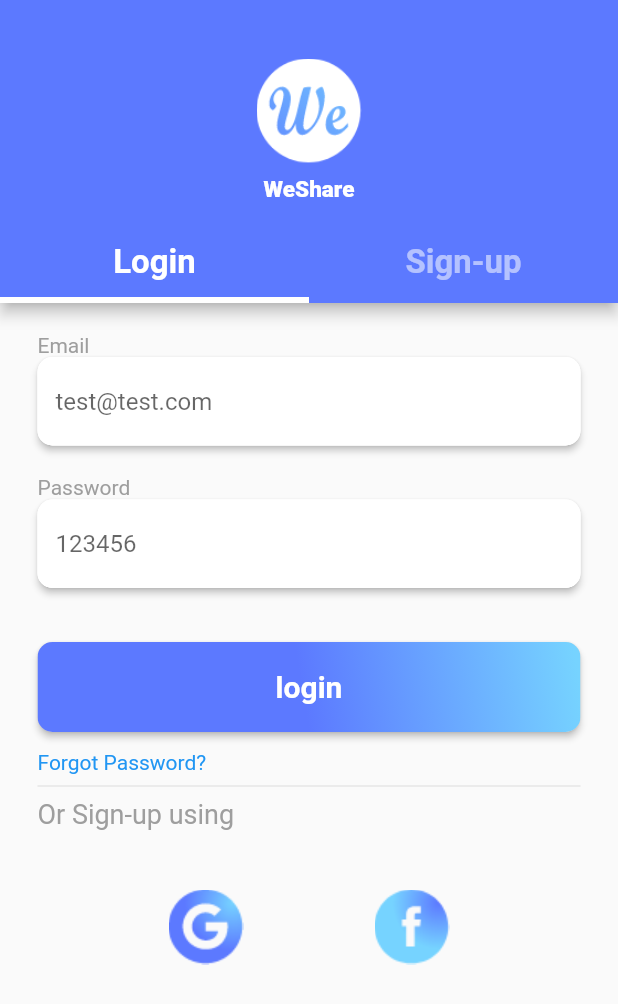
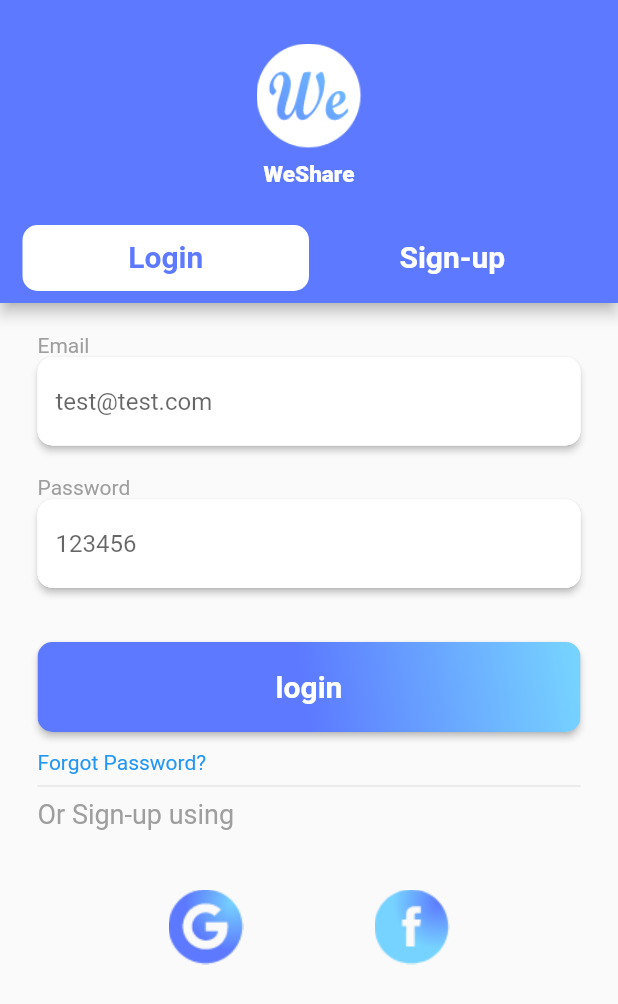
Before and after one commit to kamaleldincom/WeShare, a Flutter app: the screen it shows after launch, on a phone screen of 412 x 824 dp. Shown: the top 1004 px of the screen. Run offline on Flutter 3.47's test engine with Material 2 defaults, Android fonts, the phone set to English and light mode, and no system bars; our stand-ins replace badges, camera, cloud_firestore, dotted_border, firebase_auth, firebase_storage and 7 more; missing offline and left inert: duration, flare_splash_screen, flutter_phone_direct_caller, material_dropdown_formfield; accounts and stored records are empty.

Commit message:
LoginUIchange

```diff
--- a/weshare_main/lib/screens/authentication/Login.dart
+++ b/weshare_main/lib/screens/authentication/Login.dart
@@ -81,30 +81,50 @@ User user = User.form();
                       ),
                       ),
                     SizedBox(height: 17.0),
-                    TabBar(
-                        unselectedLabelColor: Colors.white54,
-                        labelColor: Colors.white,
-                        indicatorWeight: 4.0,
-                        indicatorColor: Colors.white,
+                    Container(
+                      height: 60,
+                      padding: EdgeInsets.symmetric(horizontal: 15, vertical: 8),
+                      // margin: EdgeInsets.all(15),
+                      child: TabBar(
+                        labelColor: Theme.of(context).accentColor,
+                        unselectedLabelColor: Colors.white,
+                        indicatorSize: TabBarIndicatorSize.tab,
+                        indicator: BoxDecoration(
+                          // gradient: LinearGradient(
+                          //     colors: [Colors.redAccent, Colors.orangeAccent]),
+                          borderRadius: BorderRadius.circular(10),
+                          color: Colors.white,
+                        ),
+                          // unselectedLabelColor: Colors.white54,
+                          // labelColor: Colors.white,
+                          // indicatorWeight: 4.0,
+                          // indicatorColor: Colors.white,
                           tabs: [
                             Tab(
+                              child: Align(
+                                alignment: Alignment.center,
                                 child: Text(
                                   'Login',
                                   style: TextStyle(
-                                fontSize: 22.0,
+                                    fontSize: 20.0,
                                     fontWeight: FontWeight.bold,
                                   ),
                                 ),
                               ),
+                            ),
                             Tab(
+                                child: Align(
+                                  alignment: Alignment.center,
                                   child: Text(
                               'Sign-up',
                               style: TextStyle(
-                              fontSize: 22.0,
+                                  fontSize: 20.0,
                                   fontWeight: FontWeight.bold,
+                              ),
                             ),
                                 )),
                           ]),
+                    ),
                   ],
                 ),
               ),
```
Also changed, not shown: weshare_main/lib/screens/Rides.dart (+8 -6 lines). Lines whose indentation alone changed are shown as unchanged.
